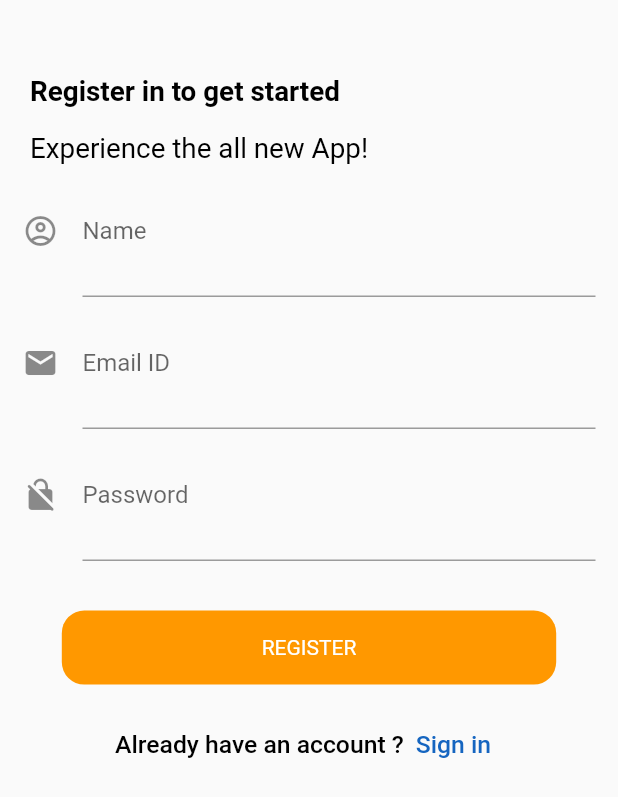
After one commit to Alpha17-2/my_syllabus, a Flutter app: the authscreen screen opened directly, after a tap on "Register Now", on a phone screen of 412 x 824 dp. The commit adds this screen. Shown: the top 797 px of the screen. Run offline on Flutter 3.47's test engine with Material 2 defaults, Android fonts, the phone set to English and light mode, and no system bars; our stand-ins replace cloud_firestore, firebase_auth, firebase_core, flutter_spinkit; accounts and stored records are empty; network calls fail.

Commit message:
Latest release

```diff
--- a/lib/Helper/auth.dart
+++ b/lib/Helper/auth.dart
@@ -24,7 +24,7 @@ class authservice {
       await _auth.signInWithEmailAndPassword(email: email, password: password);
       final User user = auth.currentUser;
       final uid = user.uid;
-      return "Signed In";
+      return "valid";
     } on FirebaseAuthException catch (e) {
       return "Error";
     }
--- a/lib/Helper/auth_notifier.dart
+++ b/lib/Helper/auth_notifier.dart
@@ -1,5 +1,4 @@
 import 'package:firebase_auth/firebase_auth.dart';
-import 'package:firebase_core/firebase_core.dart';
 import 'package:flutter/widgets.dart';
 
 class AuthNotifier with ChangeNotifier {
--- /dev/null
+++ b/lib/Pages/authscreen.dart
@@ -0,0 +1,407 @@
+import 'package:Syllabus/Helper/DeviceSize.dart';
+import 'package:Syllabus/Helper/auth.dart';
+import 'package:firebase_auth/firebase_auth.dart';
+import 'package:flutter/material.dart';
+
+class authscreen extends StatefulWidget {
+  @override
+  _authscreenState createState() => _authscreenState();
+}
+
+class _authscreenState extends State<authscreen> {
+  final authservice _auth = authservice(FirebaseAuth.instance);
+  bool loginstate = true;
+  String mobileNumber = "";
+  String email = "";
+  String pass = "";
+  String name = "";
+  TextEditingController emailControl;
+  TextEditingController passControl;
+  TextEditingController confirmPassControl;
+  TextEditingController nameController;
+  bool loginPass = true;
+  bool seePass = true;
+  bool seeConfirmPass = true;
+
+  void initState() {
+    super.initState();
+    emailControl = TextEditingController();
+    passControl = TextEditingController();
+  }
+
+  @override
+  void dispose() {
+    emailControl.dispose();
+    confirmPassControl.dispose();
+    nameController.dispose();
+    passControl.dispose();
+    super.dispose();
+  }
+
+  @override
+  Widget build(BuildContext context) {
+    final lg1 = Text(
+      "Don't have an account ?",
+      style: TextStyle(
+        color: Colors.black,
+        fontSize: displayWidth(context) * 0.04,
+        fontWeight: FontWeight.w500,
+      ),
+    );
+
+    final lg2 = Text(
+      "Register Now",
+      style: TextStyle(
+          color: Colors.blue[800],
+          fontWeight: FontWeight.w500,
+          fontSize: displayWidth(context) * 0.04),
+    );
+
+    final sp1 = Text(
+      "Already have an account ?",
+      style: TextStyle(
+        color: Colors.black,
+        fontSize: displayWidth(context) * 0.04,
+        fontWeight: FontWeight.w500,
+      ),
+    );
+
+    final sp2 = Text(
+      "Sign in",
+      style: TextStyle(
+          color: Colors.blue[800],
+          fontWeight: FontWeight.w500,
+          fontSize: displayWidth(context) * 0.04),
+    );
+    final displayatLastofLogin = Row(
+      mainAxisAlignment: MainAxisAlignment.center,
+      children: [
+        lg1,
+        TextButton(
+          child: lg2,
+          onPressed: () {
+            setState(() {
+              loginstate = !loginstate;
+            });
+          },
+        )
+      ],
+    );
+    final displayLastofSignup = Row(
+      mainAxisAlignment: MainAxisAlignment.center,
+      children: [
+        sp1,
+        TextButton(
+          child: sp2,
+          onPressed: () {
+            setState(() {
+              loginstate = !loginstate;
+            });
+          },
+        )
+      ],
+    );
+    Widget signup(BuildContext context) {
+      // To do
+      return SingleChildScrollView(
+        child: Column(
+          mainAxisAlignment: MainAxisAlignment.start,
+          crossAxisAlignment: CrossAxisAlignment.start,
+          children: [
+            Padding(
+              padding: const EdgeInsets.only(left: 20.0, top: 50),
+              child: Text(
+                "Register in to get started",
+                style: TextStyle(
+                  fontWeight: FontWeight.w600,
+                  color: Colors.black,
+                  fontSize: displayWidth(context) * 0.045,
+                ),
+              ),
+            ),
+            Opacity(
+              opacity: 0.0,
+              child: Divider(),
+            ),
+            Padding(
+              padding: const EdgeInsets.only(left: 20.0),
+              child: Text(
+                "Experience the all new App!",
+                style: TextStyle(
+                  // fontWeight: FontWeight.bold,
+                  color: Colors.black,
+                  fontSize: displayWidth(context) * 0.045,
+                ),
+              ),
+            ),
+            Padding(
+              padding: const EdgeInsets.only(left: 15.0, right: 15.0),
+              child: TextFormField(
+                controller: nameController,
+                decoration: InputDecoration(
+                  icon: Icon(Icons.account_circle_outlined),
+                  suffix: IconButton(
+                      icon: Icon(Icons.close),
+                      onPressed: () => emailControl.clear()),
+                  hintText: "Name",
+                  labelText: "Name",
+                ),
+                keyboardType: TextInputType.name,
+                showCursor: true,
+                onChanged: (value) {
+                  setState(() {
+                    name = value;
+                  });
+                },
+                onFieldSubmitted: (value) {
+                  setState(() {
+                    name = value;
+                  });
+                },
+              ),
+            ),
+            Padding(
+              padding: const EdgeInsets.only(left: 15.0, right: 15.0),
+              child: TextFormField(
+                controller: emailControl,
+                decoration: InputDecoration(
+                  icon: Icon(Icons.mail),
+                  suffix: IconButton(
+                      icon: Icon(Icons.close),
+                      onPressed: () => emailControl.clear()),
+                  hintText: "abc@gmail.com",
+                  labelText: "Email ID",
+                ),
+                keyboardType: TextInputType.emailAddress,
+                showCursor: true,
+                onChanged: (value) {
+                  setState(() {
+                    email = value;
+                  });
+                },
+                onFieldSubmitted: (value) {
+                  setState(() {
+                    email = value;
+                  });
+                },
+              ),
+            ),
+
+            Padding(
+              padding: const EdgeInsets.only(
+                left: 15.0,
+                right: 15.0,
+              ),
+              child: TextFormField(
+                controller: passControl,
+                decoration: InputDecoration(
+                  suffix: IconButton(
+                      icon: Icon(seePass
+                          ? Icons.remove_red_eye
+                          : Icons.remove_red_eye_outlined),
+                      onPressed: () {
+                        setState(() {
+                          seePass = !seePass;
+                        });
+                      }),
+                  icon: Icon(Icons.no_encryption_gmailerrorred_rounded),
+                  hintText: "******",
+                  labelText: "Password",
+                ),
+                obscureText: seePass,
+                keyboardType: TextInputType.emailAddress,
+                showCursor: true,
+                onChanged: (value) {
+                  setState(() {
+                    pass = value;
+                  });
+                },
+                onFieldSubmitted: (value) {
+                  setState(() {
+                    pass = value;
+                  });
+                },
+              ),
+            ),
+
+            Opacity(opacity: 0.0,child: Divider(
+              height: displayHeight(context)*0.04,
+            ),),
+            Center(
+              child: GestureDetector(
+            onTap: (){
+            _auth.signUp(email: email,password: pass);
+            },
+            child: Container(
+              decoration: BoxDecoration(
+                color: Colors.orange,
+                borderRadius: BorderRadius.circular(15.0),
+              ),
+              height: displayHeight(context)*0.06,
+              width: displayWidth(context)*0.8,
+              child: Center(child: Text("REGISTER",style: TextStyle(
+                color: Colors.white,
+
+              ),)),
+            ),
+          ),
+            ),
+            Opacity(opacity: 0.0,child: Divider()),
+            Center(child: displayLastofSignup,),
+          ],
+        ),
+      );
+    }
+
+    Widget login(BuildContext context) {
+      // To do
+      return SingleChildScrollView(
+        child: Column(
+          mainAxisAlignment: MainAxisAlignment.start,
+          crossAxisAlignment: CrossAxisAlignment.start,
+          children: [
+            Padding(
+              padding: const EdgeInsets.only(left: 20.0, top: 50),
+              child: Text(
+                "Login to get started",
+                style: TextStyle(
+                  fontWeight: FontWeight.w600,
+                  color: Colors.black,
+                  fontSize: displayWidth(context) * 0.045,
+                ),
+              ),
+            ),
+            Opacity(
+              opacity: 0.0,
+              child: Divider(),
+            ),
+            Padding(
+              padding: const EdgeInsets.only(left: 20.0),
+              child: Text(
+                "Experience the all new App!",
+                style: TextStyle(
+                  // fontWeight: FontWeight.bold,
+                  color: Colors.black,
+                  fontSize: displayWidth(context) * 0.045,
+                ),
+              ),
+            ),
+            Padding(
+              padding: const EdgeInsets.only(left: 15.0, right: 15.0, top: 35),
+              child: TextFormField(
+                controller: emailControl,
+                decoration: InputDecoration(
+                  icon: Icon(Icons.mail),
+                  suffix: IconButton(
+                      icon: Icon(Icons.close),
+                      onPressed: () => emailControl.clear()),
+                  hintText: "abc@gmail.com",
+                  labelText: "Email ID",
+                ),
+                keyboardType: TextInputType.emailAddress,
+                showCursor: true,
+                onChanged: (value) {
+                  setState(() {
+                    email = value;
+                  });
+                },
+                onFieldSubmitted: (value) {
+                  setState(() {
+                    email = value;
+                  });
+                },
+              ),
+            ),
+            Padding(
+              padding: const EdgeInsets.only(
+                left: 15.0,
+                right: 15.0,
+              ),
+              child: TextFormField(
+                controller: passControl,
+                decoration: InputDecoration(
+                  suffix: IconButton(
+                      icon: Icon(loginPass
+                          ? Icons.remove_red_eye
+                          : Icons.remove_red_eye_outlined),
+                      onPressed: () {
+                        setState(() {
+                          loginPass = !loginPass;
+                        });
+                      }),
+                  icon: Icon(Icons.no_encryption_gmailerrorred_rounded),
+                  hintText: "******",
+                  labelText: "Password",
+                ),
+                obscureText: loginPass,
+                keyboardType: TextInputType.emailAddress,
+                showCursor: true,
+                onChanged: (value) {
+                  setState(() {
+                    pass = value;
+                  });
+                },
+                onFieldSubmitted: (value) {
+                  setState(() {
+                    pass = value;
+                  });
+                },
+              ),
+            ),
+            Opacity(opacity: 0.0,child: Divider(
+              height: displayHeight(context)*0.05,
+            ),),
+            Center(
+              child: GestureDetector(
+            onTap: () async {
+                      dynamic currentUser =
+                          await _auth.signIn(email: email,password: pass);
+                      if (currentUser.toString() != 'valid') {
+                        showDialog(
+                            context: context,
+                            builder: (context) => AlertDialog(
+                                  content: Text("Wrong password"),
+                                  actions: [
+                                    TextButton(
+                                        onPressed: () {
+                                          Navigator.pop(context);
+                                        },
+                                        child: Text("Try again"))
+                                  ],
+                                ));
+                      }
+                    },
+            child: Container(
+              decoration: BoxDecoration(
+                color: Colors.orange,
+                borderRadius: BorderRadius.circular(15.0),
+              ),
+              height: displayHeight(context)*0.06,
+              width: displayWidth(context)*0.8,
+              child: Center(child: Text("LOGIN",style: TextStyle(
+                color: Colors.white,
+
+              ),)),
+            ),
+          ),
+
+            ),
+            Opacity(
+              opacity: 0.0,
+              child: Divider(
+                height: displayHeight(context) * 0.2,
+              ),
+            ),
+            Center(
+              child: displayatLastofLogin,
+            ),
+          ],
+        ),
+      );
+    }
+
+    return Scaffold(
+      body: loginstate ? login(context) : signup(context),
+    );
+  }
+}
--- a/lib/Provider/User.dart
+++ b/lib/Provider/User.dart
@@ -2,6 +2,5 @@ class User {
   String displayName;
   String email;
   String password;
-
   User();
 }
--- a/lib/main.dart
+++ b/lib/main.dart
@@ -1,5 +1,5 @@
 import 'package:Syllabus/Helper/auth.dart';
-import 'package:Syllabus/Pages/login.dart';
+import 'package:Syllabus/Pages/authscreen.dart';
 import 'package:Syllabus/Pages/mySyllabus.dart';
 import 'package:firebase_auth/firebase_auth.dart';
 import 'package:flutter/material.dart';
@@ -32,7 +32,7 @@ class MyApp extends StatelessWidget {
           debugShowCheckedModeBanner: false,
           home: Consumer<AuthNotifier>(
           builder: (context, notifier, child) {
-            return notifier.user != null ? mySyllabus() : Login();
+            return notifier.user != null ? mySyllabus() : wrapper();
           },
         )));
   }
@@ -47,6 +47,6 @@ class wrapper extends StatelessWidget {
     if (firebaseUser != null) {
       return mySyllabus();
     } else
-      return Login();
+      return authscreen();
   }
 }
--- a/pubspec.yaml
+++ b/pubspec.yaml
@@ -15,7 +15,7 @@ publish_to: 'none' # Remove this line if you wish to publish to pub.dev
 # In iOS, build-name is used as CFBundleShortVersionString while build-number used as CFBundleVersion.
 # Read more about iOS versioning at
 # https://developer.apple.com/library/archive/documentation/General/Reference/InfoPlistKeyReference/Articles/CoreFoundationKeys.html
-version: 1.0.1+2
+version: 1.0.1+3
 
 environment:
   sdk: ">=2.7.0 <3.0.0"
```
Also changed, not shown: lib/Pages/login.dart (deleted, +0 -259 lines), lib/Pages/mySyllabus.dart (+8 -28 lines), 1 other file.
